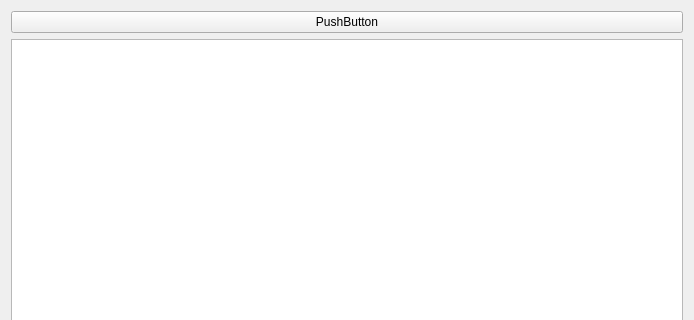
Old version of the form code/FightLandLord/FightLandLord/window/window/window.ui in the repository 75066808/FightLandLord; both pictures show x 0 to 694 and y 0 to 320 of the 694 by 578 pixel window.
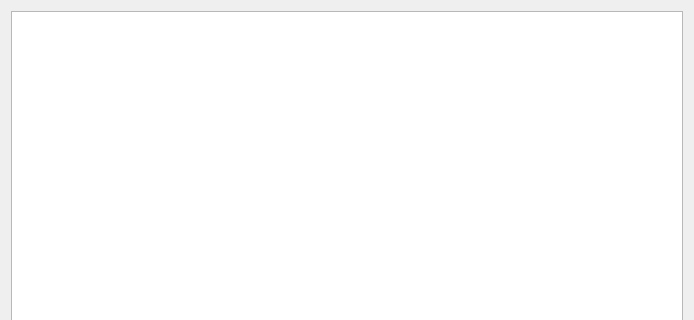
New version of the form.

```diff
--- a/code/FightLandLord/FightLandLord/window/window/window.ui
+++ b/code/FightLandLord/FightLandLord/window/window/window.ui
@@ -15,20 +15,13 @@
   </property>
   <widget class="QWidget" name="centralWidget">
    <layout class="QGridLayout" name="gridLayout">
-    <item row="1" column="0">
+    <item row="0" column="0">
      <widget class="QGraphicsView" name="graphicsView">
       <property name="alignment">
        <set>Qt::AlignLeading|Qt::AlignLeft|Qt::AlignTop</set>
       </property>
      </widget>
     </item>
-    <item row="0" column="0">
-     <widget class="QPushButton" name="pushButton">
-      <property name="text">
-       <string>PushButton</string>
-      </property>
-     </widget>
-    </item>
    </layout>
   </widget>
  </widget>
```
